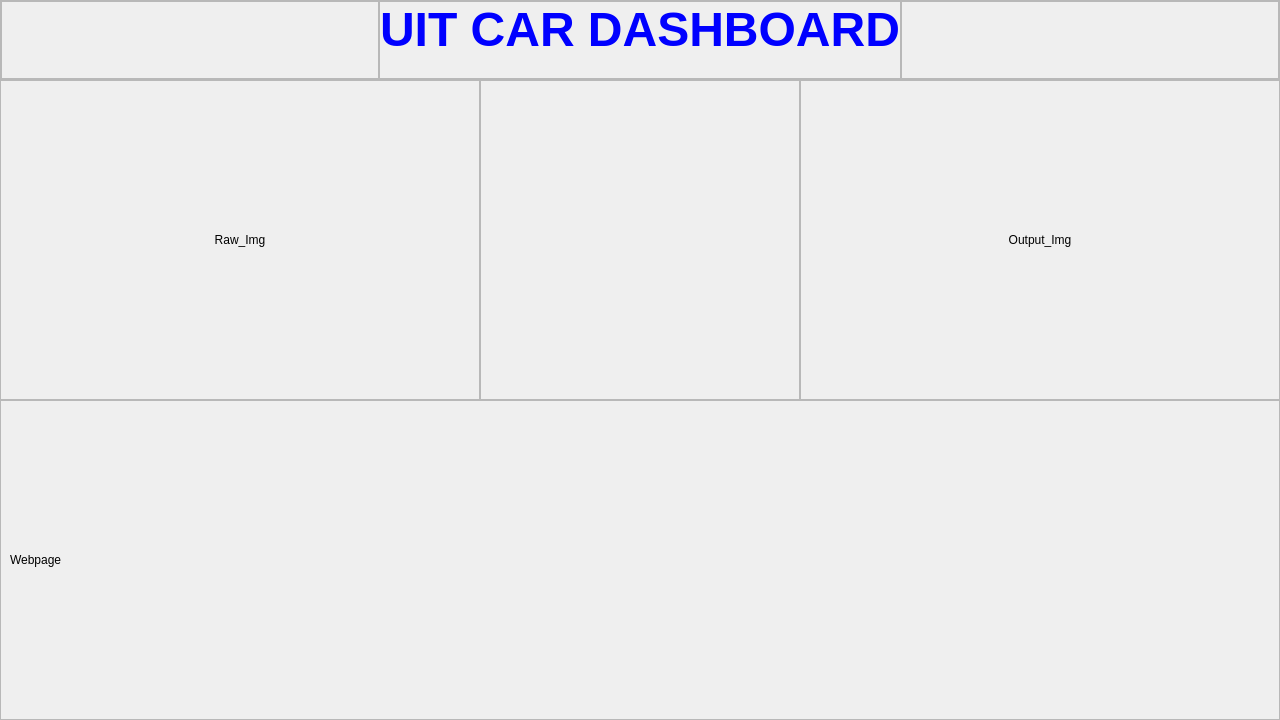
Old version of the form interface.ui in the repository Jun0se7en/UIT_Dashboard.
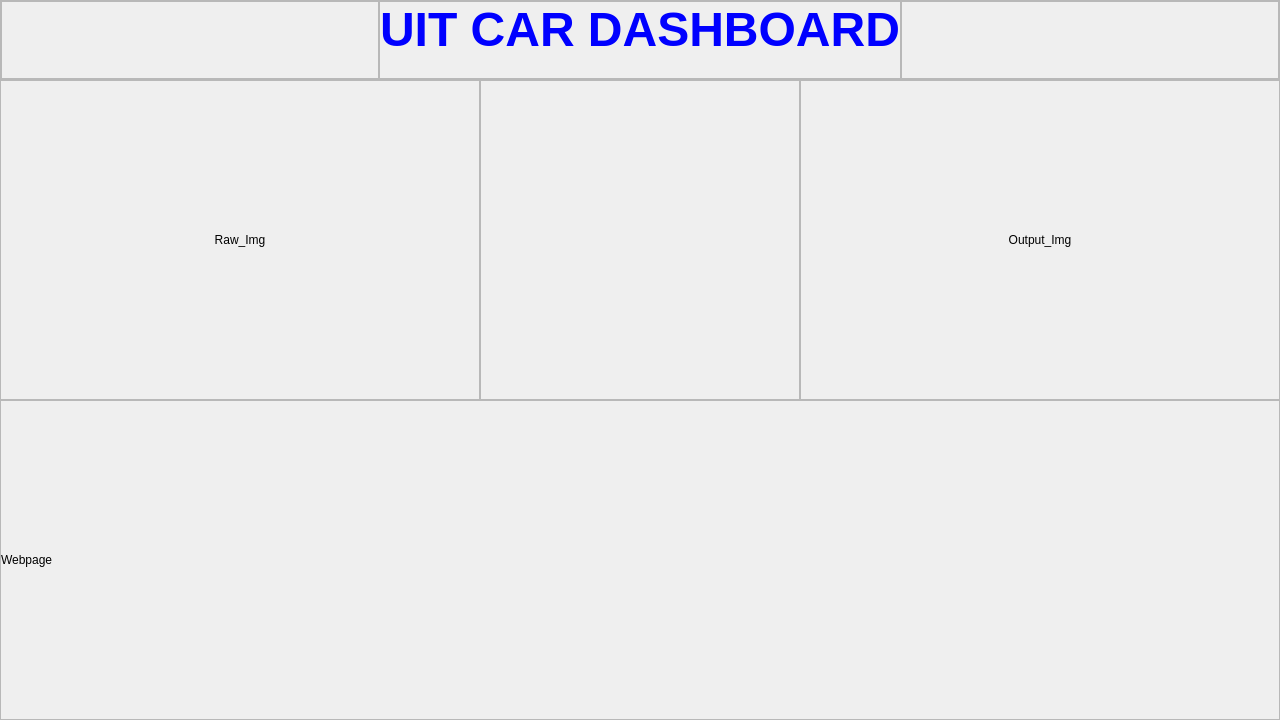
New version of the form. Icons and pictures are not drawn. Custom widgets are drawn as their Qt base class.

Diff of the .ui file:
```diff
--- a/interface.ui
+++ b/interface.ui
@@ -228,6 +228,9 @@
     <property name="frameShadow">
      <enum>QFrame::Raised</enum>
     </property>
+    <property name="lineWidth">
+     <number>0</number>
+    </property>
     <layout class="QVBoxLayout" name="Webview_Layout">
      <property name="spacing">
       <number>0</number>
@@ -247,6 +250,21 @@
      <item>
       <widget class="QWidget" name="WebViewContainer" native="true">
        <layout class="QVBoxLayout" name="verticalLayout_2">
+        <property name="spacing">
+         <number>0</number>
+        </property>
+        <property name="leftMargin">
+         <number>0</number>
+        </property>
+        <property name="topMargin">
+         <number>0</number>
+        </property>
+        <property name="rightMargin">
+         <number>0</number>
+        </property>
+        <property name="bottomMargin">
+         <number>0</number>
+        </property>
         <item alignment="Qt::AlignLeft|Qt::AlignVCenter">
          <widget class="QLabel" name="lb_Web">
           <property name="text">
@@ -298,6 +316,9 @@
      <layout class="QVBoxLayout" name="verticalLayout_3">
       <item>
        <widget class="QLabel" name="lb_Raw_Img">
+        <property name="lineWidth">
+         <number>0</number>
+        </property>
         <property name="text">
          <string>Raw_Img</string>
         </property>
@@ -362,6 +383,9 @@
      <layout class="QVBoxLayout" name="verticalLayout">
       <item>
        <widget class="QLabel" name="lb_Output_Img">
+        <property name="lineWidth">
+         <number>0</number>
+        </property>
         <property name="text">
          <string>Output_Img</string>
         </property>
```
Left out of the diff: 63 changed lines with no effect on the pictures.
